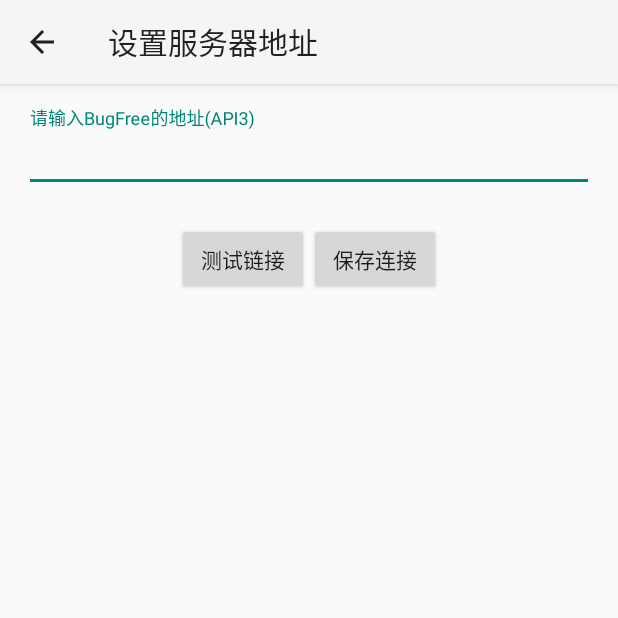
After one commit to acntwww/android-bugfree, an Android app: the ChangeHostActivity screen opened directly, with no data from a screen before it, on a phone screen of 412 x 824 dp, the top half of it. The commit adds this screen. Run offline under Robolectric (Android 15) with nearby library versions, the phone set to English and light mode, and no system bars.

Commit message:
布局服务器地址页面

```diff
--- a/app/build.gradle
+++ b/app/build.gradle
@@ -23,7 +23,7 @@ android {
 
     defaultConfig {
         applicationId "com.acnt.bugfree"
-        minSdkVersion 14
+        minSdkVersion 16
         targetSdkVersion 23
         versionCode 1
         versionName "1.0"
@@ -45,6 +45,7 @@ dependencies {
     compile fileTree(dir: 'libs', include: ['*.jar'])
     compile 'com.android.support:support-annotations:23.0.0'
     compile 'com.android.support:appcompat-v7:23.0.0'
+    compile 'com.android.support:design:23.0.0'
     compile 'de.greenrobot:eventbus:2.4.0'
 
     compile 'com.j256.ormlite:ormlite-android:4.48'
--- /dev/null
+++ b/app/src/main/java/com/acnt/bugfree/activity/ChangeHostActivity.java
@@ -0,0 +1,76 @@
+package com.acnt.bugfree.activity;
+
+import android.os.Bundle;
+import android.support.design.widget.TextInputLayout;
+import android.text.TextUtils;
+import android.view.Menu;
+import android.view.MenuItem;
+import android.view.View;
+import android.widget.Button;
+import android.widget.EditText;
+import com.acnt.bugfree.R;
+import com.acnt.bugfree.activity.base.BaseActivity;
+
+import static com.acnt.bugfree.R.id.et_host;
+
+public class ChangeHostActivity extends BaseActivity {
+
+    private TextInputLayout mTextInputLayout;
+    private EditText mEtHostInfo;
+    private Button mBtnTest;
+    private Button mBtnSave;
+
+
+
+
+    @Override
+    protected void onCreate(Bundle savedInstanceState) {
+        super.onCreate(savedInstanceState);
+        setContentView(R.layout.a_change_host);
+        initViews();
+        initActions();
+    }
+
+
+
+    private void initViews() {
+        mBtnTest = (Button) findViewById(R.id.btn_test_host);
+        mBtnSave = (Button) findViewById(R.id.btn_save_host);
+        mEtHostInfo = (EditText) findViewById(et_host);
+        mTextInputLayout = (TextInputLayout) findViewById(R.id.tiyt_host);
+
+    }
+
+    private void initActions() {
+        mBtnTest.setOnClickListener(new View.OnClickListener() {
+            @Override
+            public void onClick(View v) {
+                String host = mEtHostInfo.getText().toString();
+                if (validateInput(host)) {
+                    mTextInputLayout.setError("现在还没有实现");
+                }
+
+
+            }
+        });
+
+        mBtnSave.setOnClickListener(new View.OnClickListener() {
+            @Override
+            public void onClick(View v) {
+                String host = mEtHostInfo.getText().toString();
+                if (validateInput(host)) {
+                    mTextInputLayout.setError("现在还没有实现143251");
+                }
+            }
+        });
+    }
+
+    private boolean validateInput(String text) {
+        if (TextUtils.isEmpty(text)) {
+            mTextInputLayout.setError("服务器地址不能为空");
+            return false;
+        }
+        return true;
+    }
+
+}
--- a/app/src/main/java/com/acnt/bugfree/activity/base/BaseActivity.java
+++ b/app/src/main/java/com/acnt/bugfree/activity/base/BaseActivity.java
@@ -6,5 +6,5 @@ import android.support.v7.app.AppCompatActivity;
  * 应用的基础类,封装一些基础的方法,方便子类的调用
  * Created by NiuKY on 9/30.
  */
-public class BaseActivity extends AppCompatActivity {
+public abstract class BaseActivity extends AppCompatActivity {
 }
--- /dev/null
+++ b/app/src/main/res/layout/a_change_host.xml
@@ -0,0 +1,51 @@
+<LinearLayout xmlns:android="http://schemas.android.com/apk/res/android"
+              xmlns:tools="http://schemas.android.com/tools"
+              xmlns:app="http://schemas.android.com/apk/res-auto"
+              android:layout_width="match_parent"
+              android:layout_height="match_parent"
+              android:orientation="vertical"
+              android:paddingLeft="@dimen/activity_horizontal_margin"
+              android:paddingRight="@dimen/activity_horizontal_margin"
+              android:paddingTop="@dimen/activity_vertical_margin"
+              android:paddingBottom="@dimen/activity_vertical_margin"
+              tools:context="com.acnt.bugfree.activity.ChangeHostActivity">
+
+	<android.support.design.widget.TextInputLayout
+			android:id="@+id/tiyt_host"
+			android:layout_width="match_parent"
+			android:layout_height="wrap_content"
+			app:errorEnabled="true"
+			>
+
+		<EditText
+				android:id="@+id/et_host"
+				android:layout_width="match_parent"
+				android:layout_height="wrap_content"
+				android:hint="请输入BugFree的地址(API3)"
+				/>
+	</android.support.design.widget.TextInputLayout>
+
+
+	<LinearLayout
+			android:layout_gravity="center_horizontal"
+			android:layout_width="wrap_content"
+			android:layout_height="wrap_content"
+			android:orientation="horizontal"
+			>
+		<Button
+				android:id="@+id/btn_test_host"
+				android:layout_width="wrap_content"
+				android:layout_height="wrap_content"
+				android:text="测试链接"
+				/>
+		<Button
+				android:id="@+id/btn_save_host"
+				android:layout_width="wrap_content"
+				android:layout_height="wrap_content"
+				android:text="保存连接"
+				/>
+
+	</LinearLayout>
+
+
+</LinearLayout>
--- a/app/src/main/res/values/strings.xml
+++ b/app/src/main/res/values/strings.xml
@@ -3,4 +3,5 @@
 
 	<string name="hello_world">Hello world!</string>
 	<string name="action_settings">Settings</string>
+	<string name="title_activity_change_host">设置服务器地址</string>
 </resources>
```
Also changed, not shown: app/src/main/AndroidManifest.xml (+16 -10 lines), app/src/main/java/com/acnt/bugfree/activity/LoginActivity.java (+29 -29 lines), app/src/main/res/menu/menu_change_host.xml (added, +9 -0 lines), app/src/main/res/menu/menu_login.xml (added, +21 -0 lines).
